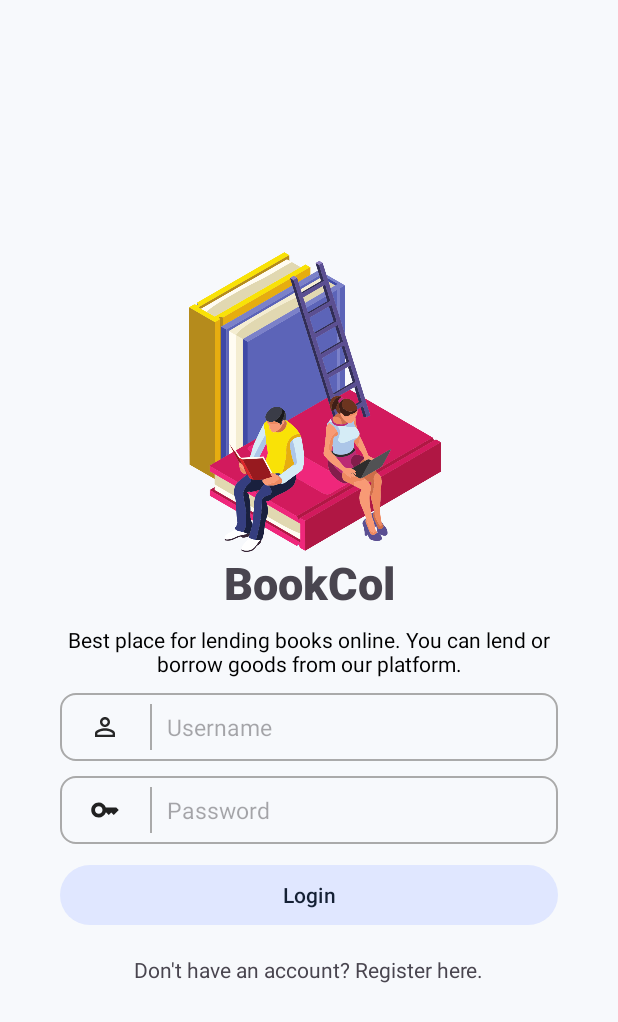
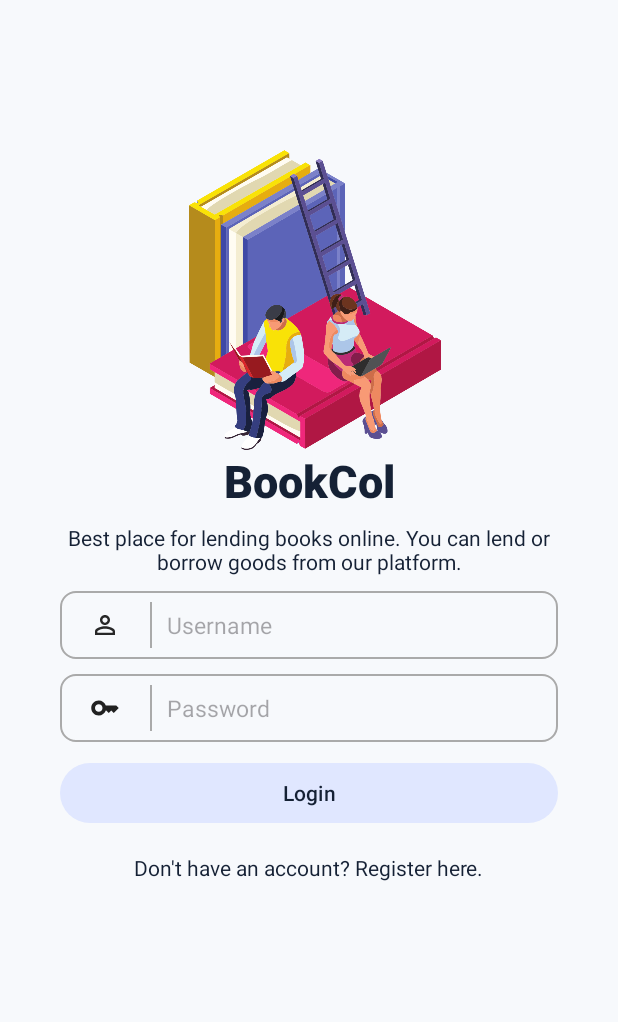
Before and after one commit to axvolkzki/MOBDEVE-MCO, an Android app: the screen it shows after launch (MainActivity), on a phone screen of 412 x 824 dp. Shown: the top 1022 px of the screen. Run offline under Robolectric (Android 15) with nearby library versions, the phone set to English and light mode, and no system bars.

Commit message:
Improved the text colors and the nested layout of the login page.

```diff
--- a/app/src/main/res/layout/activity_main.xml
+++ b/app/src/main/res/layout/activity_main.xml
@@ -8,27 +8,18 @@
     android:background="@color/lightBackground"
     tools:context=".MainActivity">
 
-    <androidx.constraintlayout.widget.ConstraintLayout
-        android:id="@+id/centeredContainer"
-        android:layout_width="0dp"
-        android:layout_height="wrap_content"
-        app:layout_constraintEnd_toEndOf="parent"
-        app:layout_constraintStart_toStartOf="parent"
-        app:layout_constraintTop_toTopOf="parent"
-        app:layout_constraintBottom_toBottomOf="parent"
-        app:layout_constraintVertical_bias="0.5"
-        android:padding="40dp"
-        > <!-- Center vertically -->
-
     <ImageView
         android:id="@+id/imageView"
         android:layout_width="200dp"
         android:layout_height="200dp"
+        android:layout_marginTop="100dp"
+        android:layout_marginStart="40dp"
+        android:layout_marginEnd="40dp"
         android:background="@drawable/ic_reading_books"
+        app:layout_constraintBottom_toTopOf="@id/textViewTitle"
         app:layout_constraintEnd_toEndOf="parent"
         app:layout_constraintStart_toStartOf="parent"
-            app:layout_constraintBottom_toTopOf="@id/textViewTitle"
-            />
+        app:layout_constraintTop_toTopOf="parent" />
 
     <TextView
         android:id="@+id/textViewTitle"
@@ -38,18 +29,23 @@
         android:gravity="center"
         android:text="BookCol"
         android:textSize="30sp"
+        android:textColor="@color/lightTextIcons"
+        android:layout_marginStart="40dp"
+        android:layout_marginEnd="40dp"
         app:layout_constraintEnd_toEndOf="parent"
         app:layout_constraintStart_toStartOf="parent"
         app:layout_constraintTop_toBottomOf="@+id/imageView" />
 
     <TextView
         android:id="@+id/textView"
-            android:layout_width="wrap_content"
+        android:layout_width="match_parent"
         android:layout_height="wrap_content"
         android:layout_marginTop="8dp"
         android:text="Best place for lending books online. You can lend or borrow goods from our platform."
         android:textAlignment="center"
-            android:textColor="@color/black"
+        android:textColor="@color/lightTextIcons"
+        android:layout_marginStart="40dp"
+        android:layout_marginEnd="40dp"
         app:layout_constraintEnd_toEndOf="parent"
         app:layout_constraintStart_toStartOf="parent"
         app:layout_constraintTop_toBottomOf="@+id/textViewTitle" />
@@ -61,6 +57,8 @@
         android:background="@drawable/rounded_border"
         android:gravity="center"
         android:layout_marginTop="10dp"
+        android:layout_marginStart="40dp"
+        android:layout_marginEnd="40dp"
         app:layout_constraintEnd_toEndOf="parent"
         app:layout_constraintStart_toStartOf="parent"
         app:layout_constraintTop_toBottomOf="@+id/textView"
@@ -88,6 +86,7 @@
             android:gravity="center_vertical"
             android:layout_marginBottom="16dp"
             android:textSize="15sp"
+            android:textColor="@color/lightTextIcons"
             android:hint="Username"
             android:inputType="text"
             android:background="@null" />
@@ -101,6 +100,8 @@
         android:gravity="center"
         android:layout_marginTop="10dp"
         android:layout_marginBottom="10dp"
+        android:layout_marginStart="40dp"
+        android:layout_marginEnd="40dp"
         app:layout_constraintEnd_toEndOf="parent"
         app:layout_constraintStart_toStartOf="parent"
         app:layout_constraintTop_toBottomOf="@+id/editTextUsernameLayout"
@@ -128,6 +129,7 @@
             android:gravity="center_vertical"
             android:layout_marginBottom="16dp"
             android:textSize="15sp"
+            android:textColor="@color/lightTextIcons"
             android:hint="Password"
             android:inputType="textPassword"
             android:background="@null" />
@@ -139,6 +141,8 @@
         android:layout_height="wrap_content"
         android:layout_marginTop="10dp"
         android:text="Login"
+        android:layout_marginStart="40dp"
+        android:layout_marginEnd="40dp"
         app:layout_constraintEnd_toEndOf="parent"
         app:layout_constraintStart_toStartOf="parent"
         app:layout_constraintTop_toBottomOf="@+id/editTextPasswordLayout" />
@@ -150,9 +154,11 @@
         android:layout_gravity="center"
         android:layout_marginTop="16dp"
         android:text="Don't have an account? Register here."
+        android:textColor="@color/lightTextIcons"
+        android:layout_marginStart="40dp"
+        android:layout_marginEnd="40dp"
         app:layout_constraintEnd_toEndOf="parent"
         app:layout_constraintStart_toStartOf="parent"
         app:layout_constraintTop_toBottomOf="@+id/buttonLogin" />
 
 </androidx.constraintlayout.widget.ConstraintLayout>
-</androidx.constraintlayout.widget.ConstraintLayout>
```
Lines whose indentation alone changed are shown as unchanged.
